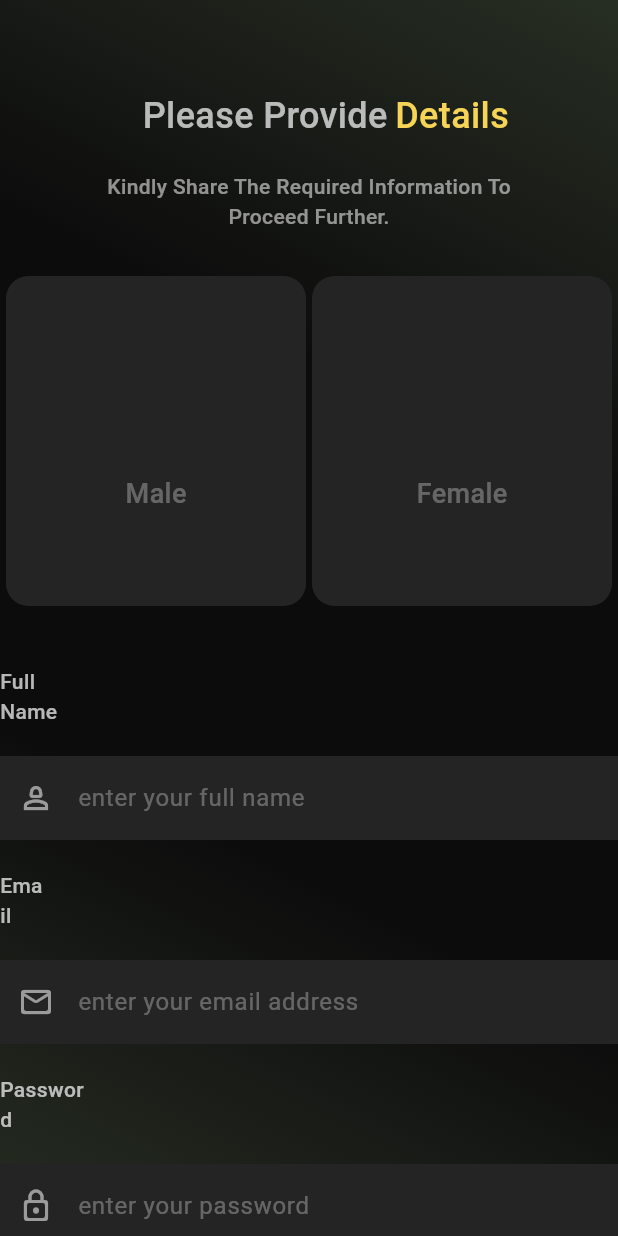
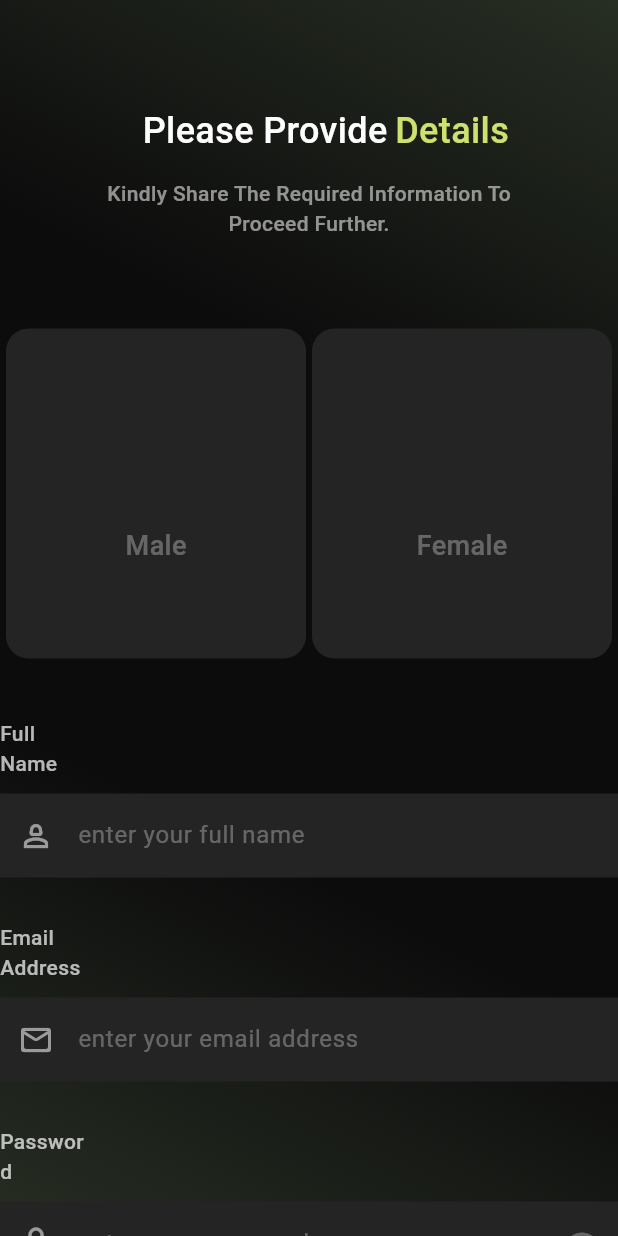
Before and after one commit to rav3zster/totalhealthy-ai, a Flutter app: the LoginView screen opened directly, on a phone screen of 412 x 824 dp. Run offline on Flutter 3.47's test engine with Material 3 defaults, Android fonts, the phone set to English and light mode, and no system bars; our stand-ins replace get.

Commit message:
update file

```diff
--- a/lib/app/modules/Login_Screen/Login_view.dart
+++ b/lib/app/modules/Login_Screen/Login_view.dart
@@ -1,5 +1,5 @@
 import 'package:flutter/material.dart';
-
+import 'package:totalhealthy/app/modules/Registration_Screen/Registration_view.dart';
 
 class LoginView extends StatefulWidget {
   const LoginView({super.key});
@@ -22,14 +22,11 @@ class LoginViewState extends State<LoginView> {
           gradient: LinearGradient(
             colors: [
               Color(0xFF272e23),
-              Color.fromARGB(255, 12,12,12),
-
+              Color.fromARGB(255, 12, 12, 12),
               Color.fromARGB(255, 12, 12, 12),
               Color(0xFF272e23),
             ],
             begin: Alignment.topRight,
-
-
             end: Alignment.bottomLeft,
           ),
         ),
@@ -38,7 +35,7 @@ class LoginViewState extends State<LoginView> {
           child: Column(
             children: [
               Container(
-                margin: const EdgeInsets.only(top: 60, left: 95),
+                margin: const EdgeInsets.only(top: 70, left: 95),
                 child: const Row(
                   children: [
                     Text(
@@ -46,7 +43,7 @@ class LoginViewState extends State<LoginView> {
                       style: TextStyle(
                           fontSize: 24,
                           fontWeight: FontWeight.w500,
-                          color: Colors.white70),
+                          color: Colors.white),
                     ),
                     SizedBox(width: 5),
                     Text(
@@ -54,22 +51,24 @@ class LoginViewState extends State<LoginView> {
                       style: TextStyle(
                         fontSize: 24,
                         fontWeight: FontWeight.w500,
-                        color: Color.fromARGB(255, 246, 212, 85),
+                        color: Color.fromARGB(255, 205, 226, 109),
                       ),
                     ),
                   ],
                 ),
               ),
-              const SizedBox(height: 20),
+              const SizedBox(height: 15),
               const Text(
                 "Kindly Share The Required Information To",
-                style: TextStyle(color: Colors.white54,fontWeight: FontWeight.w500),
+                style: TextStyle(
+                    color: Colors.white54, fontWeight: FontWeight.w500),
               ),
               const Text(
                 "Proceed Further.",
-                style: TextStyle(color: Colors.white54,fontWeight: FontWeight.w500),
+                style: TextStyle(
+                    color: Colors.white54, fontWeight: FontWeight.w500),
               ),
-              const SizedBox(height: 30),
+              const SizedBox(height: 60),
               // Gender Selection Boxes
               Row(
                 mainAxisAlignment: MainAxisAlignment.spaceEvenly,
@@ -79,7 +78,8 @@ class LoginViewState extends State<LoginView> {
                     onTap: () {
                       setState(() {
                         isMaleSelected = true;
-                        isFemaleSelected = false; // Deselect female when male is selected
+                        isFemaleSelected =
+                            false; // Deselect female when male is selected
                       });
                     },
                     child: Container(
@@ -88,9 +88,10 @@ class LoginViewState extends State<LoginView> {
                         borderRadius: BorderRadius.circular(15),
                         border: Border.all(
                           color: isMaleSelected
-                              ? const Color.fromARGB(255,205, 226, 109)
+                              ? const Color.fromARGB(255, 146, 159, 83)
                               // Yellow when selected
-                              : Colors.transparent, // Transparent when not selected
+                              : Colors
+                                  .transparent, // Transparent when not selected
                           width: 3,
                         ),
                       ),
@@ -108,7 +109,8 @@ class LoginViewState extends State<LoginView> {
                           const Text(
                             "Male",
                             style: TextStyle(
-                             color: Colors.white30,fontWeight: FontWeight.w500,
+                              color: Colors.white30,
+                              fontWeight: FontWeight.w500,
                               fontSize: 18,
                             ),
                           ),
@@ -121,7 +123,8 @@ class LoginViewState extends State<LoginView> {
                     onTap: () {
                       setState(() {
                         isFemaleSelected = true;
-                        isMaleSelected = false; // Deselect male when female is selected
+                        isMaleSelected =
+                            false; // Deselect male when female is selected
                       });
                     },
                     child: Container(
@@ -130,8 +133,10 @@ class LoginViewState extends State<LoginView> {
                         borderRadius: BorderRadius.circular(15),
                         border: Border.all(
                           color: isFemaleSelected
-                              ? const Color.fromARGB(255, 246, 212, 85) // Yellow when selected
-                              : Colors.transparent, // Transparent when not selected
+                              ? const Color.fromARGB(
+                                  255, 205, 226, 109) // Yellow when selected
+                              : Colors
+                                  .transparent, // Transparent when not selected
                           width: 3,
                         ),
                       ),
@@ -149,7 +154,8 @@ class LoginViewState extends State<LoginView> {
                           const Text(
                             "Female",
                             style: TextStyle(
-                              color: Colors.white30,fontWeight: FontWeight.w500,
+                              color: Colors.white30,
+                              fontWeight: FontWeight.w500,
                               fontSize: 18,
                             ),
                           ),
@@ -165,14 +171,17 @@ class LoginViewState extends State<LoginView> {
                 margin: const EdgeInsets.only(right: 350),
                 child: const Text(
                   "Full Name",
-                  style: TextStyle( color:Colors.white70,fontWeight: FontWeight.w500),
+                  style: TextStyle(
+                      color: Colors.white70, fontWeight: FontWeight.w500),
                 ),
               ),
-              const SizedBox(height: 20),
+              const SizedBox(height: 10),
               SizedBox(
                 width: 420,
                 child: TextField(
-                  decoration: InputDecoration(prefixIcon: Icon(Icons.person_2_outlined,color: Colors.white54),
+                  decoration: InputDecoration(
+                    prefixIcon:
+                        Icon(Icons.person_2_outlined, color: Colors.white54),
                     hintText: "enter your full name",
                     hintStyle: const TextStyle(color: Colors.white30),
                     fillColor: const Color.fromARGB(255, 36, 36, 36),
@@ -192,22 +201,23 @@ class LoginViewState extends State<LoginView> {
                   ),
                 ),
               ),
-              const SizedBox(height: 20),
+              const SizedBox(height: 30),
               // Email
               Container(
-                margin: const EdgeInsets.only(right: 380),
+                margin: const EdgeInsets.only(right: 322),
                 child: const Text(
-                  "Email",
-                  style: TextStyle( color:Colors.white70,fontWeight: FontWeight.w500),
+                  "Email Address",
+                  style: TextStyle(
+                      color: Colors.white70, fontWeight: FontWeight.w500),
                 ),
               ),
-              const SizedBox(height: 20),
+              const SizedBox(height: 10),
               SizedBox(
                 width: 420,
                 child: TextField(
                   decoration: InputDecoration(
-                    prefixIcon: const Icon(Icons.mail_outline_rounded, color: Colors.white54
-                    ),
+                    prefixIcon: const Icon(Icons.mail_outline_rounded,
+                        color: Colors.white54),
                     hintText: "enter your email address",
                     hintStyle: const TextStyle(color: Colors.white30),
                     fillColor: const Color.fromARGB(255, 36, 36, 36),
@@ -227,22 +237,23 @@ class LoginViewState extends State<LoginView> {
                   ),
                 ),
               ),
-              const SizedBox(height: 20),
+              const SizedBox(height: 30),
               // Date of Birth
               Container(
                 margin: const EdgeInsets.only(right: 350),
                 child: const Text(
                   "Password",
-                  style: TextStyle( color:Colors.white70,fontWeight: FontWeight.w500),
+                  style: TextStyle(
+                      color: Colors.white70, fontWeight: FontWeight.w500),
                 ),
               ),
-              const SizedBox(height: 20),
+              const SizedBox(height: 10),
               SizedBox(
                 width: 420,
                 child: TextField(
                   decoration: InputDecoration(
-                    prefixIcon: const Icon(Icons.lock_outline_rounded, color: Colors.white54
-                    ),
+                    prefixIcon: const Icon(Icons.lock_outline_rounded,
+                        color: Colors.white54),suffixIcon: Icon(Icons.remove_red_eye_outlined,color: Colors.white30,),
                     hintText: "enter your password",
                     hintStyle: const TextStyle(color: Colors.white30),
                     fillColor: const Color.fromARGB(255, 36, 36, 36),
@@ -270,26 +281,46 @@ class LoginViewState extends State<LoginView> {
                 child: ElevatedButton(
                   onPressed: () {},
                   style: ElevatedButton.styleFrom(
-                    backgroundColor: const Color.fromARGB(255, 204, 224, 109),
+                    backgroundColor: const Color.fromARGB(255, 205, 226, 109),
                   ),
                   child: const Text(
                     "Sign Up",
-                    style: TextStyle(color: Colors.black54,fontSize: 18),
+                    style: TextStyle(color: Colors.black54, fontSize: 18),
                   ),
                 ),
               ),
               Container(
                 child: Row(
-                  children: [Container(
-                    margin: const EdgeInsets.only(left: 150,top: 20),
-                    child: Text("----------",style: TextStyle(color: Colors.white30,fontSize: 18,fontWeight: FontWeight.w500),),
-                  ),Container(
-                    margin: const EdgeInsets.only(left: 5,top: 20),
-                    child: Text("Or",style: TextStyle(color: Colors.white30,fontSize: 12,fontWeight: FontWeight.w500),),
+                  children: [
+                    Container(
+                      margin: const EdgeInsets.only(left: 150, top: 20),
+                      child: Text(
+                        "----------",
+                        style: TextStyle(
+                            color: Colors.white30,
+                            fontSize: 18,
+                            fontWeight: FontWeight.w500),
+                      ),
                     ),
                     Container(
-          margin: const EdgeInsets.only(left: 5,top: 20),
-          child: Text("----------",style: TextStyle(color: Colors.white30,fontSize: 18,fontWeight: FontWeight.w500),)),
+                      margin: const EdgeInsets.only(left: 5, top: 20),
+                      child: Text(
+                        "Or",
+                        style: TextStyle(
+                            color: Colors.white30,
+                            fontSize: 12,
+                            fontWeight: FontWeight.w500),
+                      ),
+                    ),
+                    Container(
+                        margin: const EdgeInsets.only(left: 5, top: 20),
+                        child: Text(
+                          "----------",
+                          style: TextStyle(
+                              color: Colors.white30,
+                              fontSize: 18,
+                              fontWeight: FontWeight.w500),
+                        )),
                   ],
                 ),
               ),
@@ -297,13 +328,37 @@ class LoginViewState extends State<LoginView> {
                 children: [
                   Container(
                     margin: EdgeInsets.only(left: 115),
-                    child: Text("Already have an account?", style: TextStyle(color: Colors.white54,fontWeight: FontWeight.w500),),
-                  ),SizedBox(width: 3,),
+                    child: Text(
+                      "Already have an account?",
+                      style: TextStyle(
+                          color: Colors.white54, fontWeight: FontWeight.w500),
+                    ),
+                  ),
+                  SizedBox(
+                    width: 3,
+                  ),
                   Container(
                     margin: EdgeInsets.only(right: 0),
-                    child: Text("Sign in", style: TextStyle(color: Color.fromARGB(255, 205,226,109),fontWeight: FontWeight.w500),),),
+                    child: GestureDetector(
+                        onTap: () {
+                          Navigator.push(
+                              context,
+                              MaterialPageRoute(
+                                builder: (context) => RegistrationView(),
+                              ));
+                        },
+                        child: Text(
+                          "Sign in",
+                          style: TextStyle(
+                              color: Color.fromARGB(255, 205, 226, 109),
+                              fontWeight: FontWeight.w500),
+                        )),
+                  ),
                 ],
-              ),SizedBox(height: 10,)
+              ),
+              SizedBox(
+                height: 10,
+              )
             ],
           ),
         ),
```
Also changed, not shown: lib/app/modules/Registration_Screen/Registration_view.dart (+87 -33 lines). Lines whose indentation alone changed are shown as unchanged.
